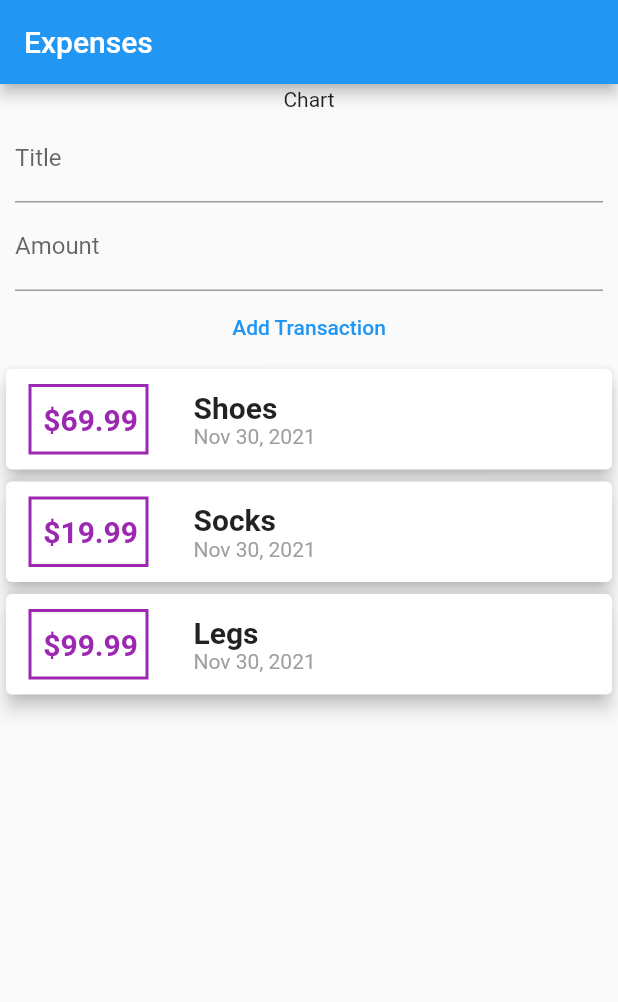
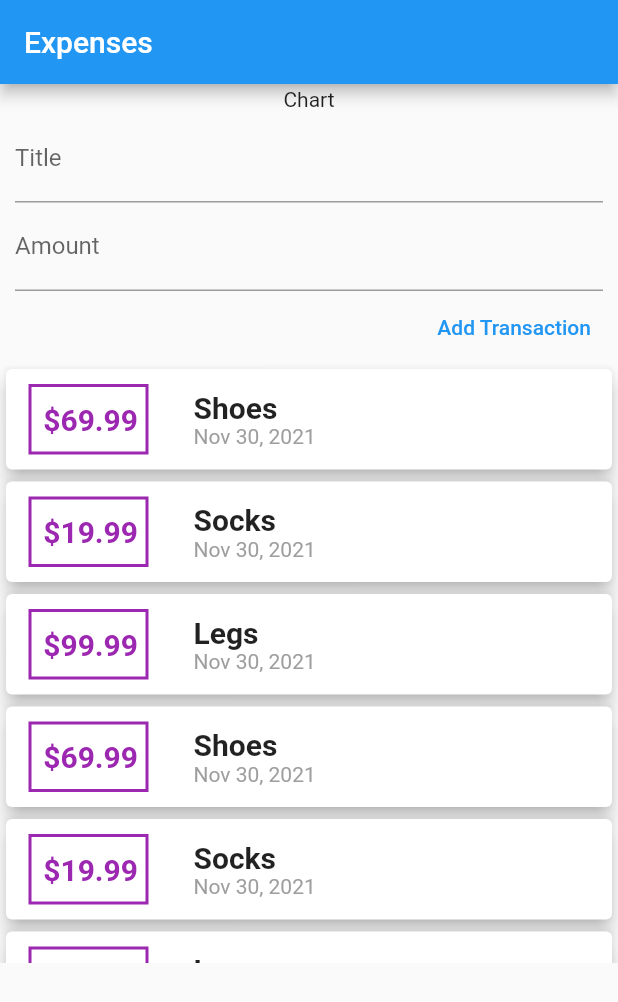
Before and after one commit to ashrhmn/flutter-try, a Flutter app: the screen it shows after launch, after a tap on "Add Transaction", on a phone screen of 412 x 824 dp. Shown: the top 1002 px of the screen. Run offline on Flutter 3.47's test engine with Material 2 defaults, Android fonts, the phone set to English and light mode, and no system bars.

Commit message:
Make list view scrollable

```diff
--- a/lib/main.dart
+++ b/lib/main.dart
@@ -31,7 +31,8 @@ class ExpenseAppState extends State<ExpenseApp> {
         appBar: AppBar(
           title: const Text('Expenses'),
         ),
-        body: Column(
+        body: SingleChildScrollView(
+          child: Column(
             children: <Widget>[
               Container(
                 child: const Text('Chart'),
@@ -41,6 +42,7 @@ class ExpenseAppState extends State<ExpenseApp> {
               ),
               const TransactionsWidget()
             ],
+          ),
         ),
       ),
     );
--- a/lib/widgets/new_transaction.dart
+++ b/lib/widgets/new_transaction.dart
@@ -7,13 +7,28 @@ class NewTransaction extends StatelessWidget {
 
   final Function addTransaction;
 
-  NewTransaction(this.addTransaction);
+  NewTransaction(this.addTransaction, {Key? key}) : super(key: key);
+
+  addTxHandler() {
+    if (titleController.text == "" ||
+        double.parse(amountController.text) <= 0) {
+      return;
+    }
+
+    addTransaction(Transaction(
+      id: 'id',
+      name: titleController.text,
+      amount: double.parse(amountController.text),
+      time: DateTime.now(),
+    ));
+  }
 
   @override
   Widget build(BuildContext context) {
     return Container(
       padding: const EdgeInsets.symmetric(horizontal: 10),
       child: Column(
+        crossAxisAlignment: CrossAxisAlignment.end,
         children: [
           TextField(
             decoration: const InputDecoration(
@@ -25,17 +40,12 @@ class NewTransaction extends StatelessWidget {
             decoration: const InputDecoration(
               label: Text('Amount'),
             ),
+            keyboardType: TextInputType.number,
             controller: amountController,
+            onSubmitted: (_) => addTxHandler(),
           ),
           TextButton(
-            onPressed: () => {
-              addTransaction(Transaction(
-                id: 'id',
-                name: titleController.text,
-                amount: double.parse(amountController.text),
-                time: DateTime.now(),
-              ))
-            },
+            onPressed: addTxHandler,
             child: const Text(
               'Add Transaction',
               textAlign: TextAlign.right,
--- a/lib/widgets/transaction_item.dart
+++ b/lib/widgets/transaction_item.dart
@@ -14,7 +14,7 @@ class TransactionItem extends StatelessWidget {
           children: [
             Container(
               child: Text(
-                '\$' + transaction.amount.toString(),
+                '\$' + transaction.amount.toStringAsFixed(2),
                 style: const TextStyle(
                     fontSize: 20,
                     fontWeight: FontWeight.bold,
--- a/lib/widgets/transaction_list.dart
+++ b/lib/widgets/transaction_list.dart
@@ -10,10 +10,14 @@ class TransactionList extends StatelessWidget {
 
   @override
   Widget build(BuildContext context) {
-    return Column(
-      children: userTransactions
-          .map((transaction) => TransactionItem(transaction))
-          .toList(),
+    return SizedBox(
+      height: 400,
+      child: ListView.builder(
+        itemBuilder: (ctx, index) {
+          return TransactionItem(userTransactions[index]);
+        },
+        itemCount: userTransactions.length,
+      ),
     );
   }
 }
--- a/lib/widgets/transactions.dart
+++ b/lib/widgets/transactions.dart
@@ -11,6 +11,15 @@ class TransactionsWidget extends StatefulWidget {
 }
 
 final List<Transaction> _userTransactions = [
+  Transaction(id: '12', name: 'Shoes', amount: 69.99, time: DateTime.now()),
+  Transaction(id: '22', name: 'Socks', amount: 19.99, time: DateTime.now()),
+  Transaction(id: '31', name: 'Legs', amount: 99.99, time: DateTime.now()),
+  Transaction(id: '12', name: 'Shoes', amount: 69.99, time: DateTime.now()),
+  Transaction(id: '22', name: 'Socks', amount: 19.99, time: DateTime.now()),
+  Transaction(id: '31', name: 'Legs', amount: 99.99, time: DateTime.now()),
+  Transaction(id: '12', name: 'Shoes', amount: 69.99, time: DateTime.now()),
+  Transaction(id: '22', name: 'Socks', amount: 19.99, time: DateTime.now()),
+  Transaction(id: '31', name: 'Legs', amount: 99.99, time: DateTime.now()),
   Transaction(id: '12', name: 'Shoes', amount: 69.99, time: DateTime.now()),
   Transaction(id: '22', name: 'Socks', amount: 19.99, time: DateTime.now()),
   Transaction(id: '31', name: 'Legs', amount: 99.99, time: DateTime.now()),
```
Also changed, not shown: pubspec.lock. Lines whose indentation alone changed are shown as unchanged.
